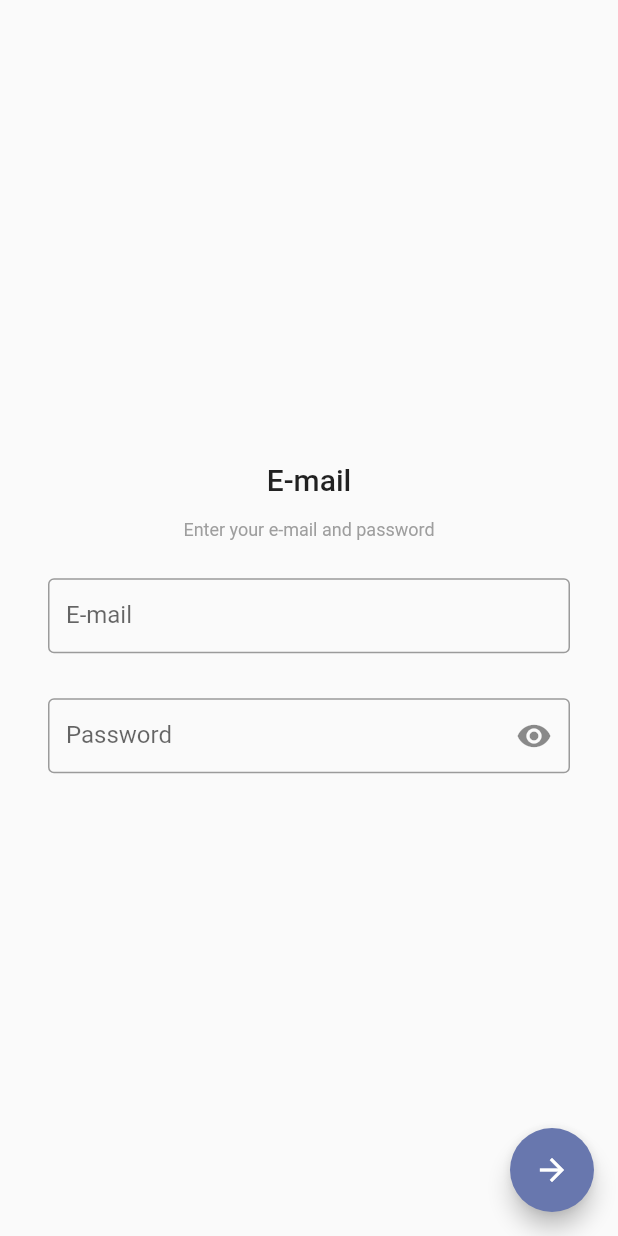
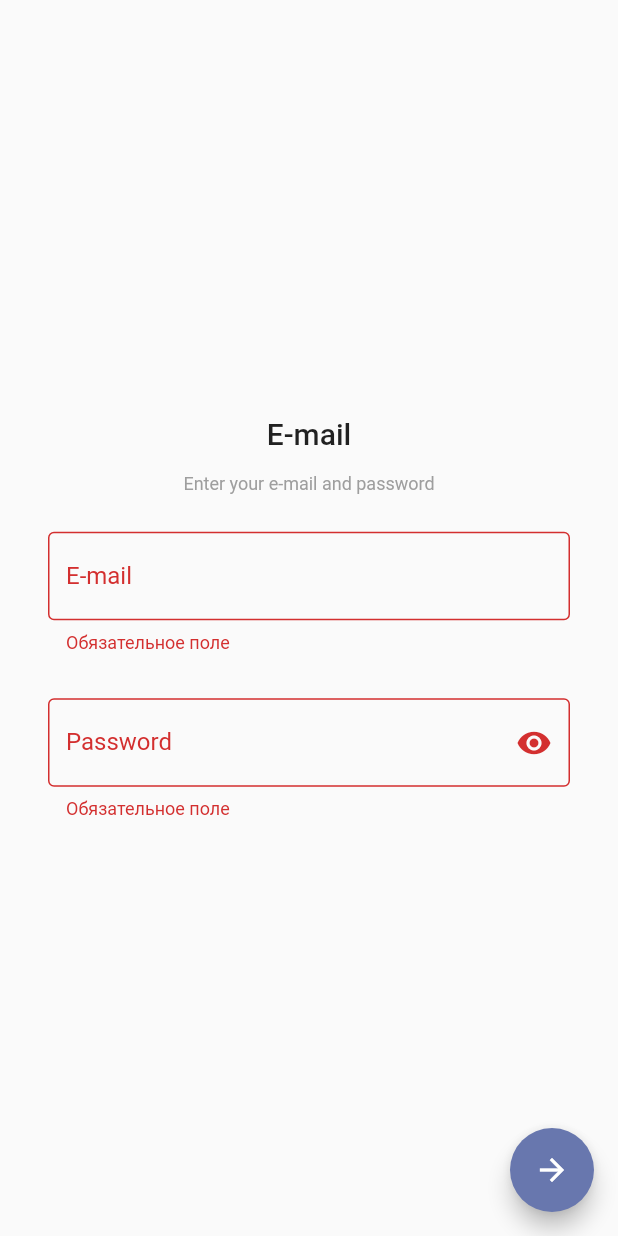
Before and after one commit to SakharovDN/TelegramCloneMobile, a Flutter app: the AuthView screen opened by its route, after a tap on the "arrow forward" icon, on a phone screen of 412 x 824 dp. Run offline on Flutter 3.47's test engine with Material 2 defaults, Android fonts, the phone set to English and light mode, and no system bars; our stand-ins replace email_validator, flutter_dotenv, shimmer_animation; generated files the repository leaves out were written again.

Commit message:
added auth service to mobile

```diff
--- /dev/null
+++ b/mobile_client/lib/domain/dto/sign_in_request_dto.dart
@@ -0,0 +1,15 @@
+import 'package:json_annotation/json_annotation.dart';
+
+part 'sign_in_request_dto.g.dart';
+
+@JsonSerializable()
+class SignInRequest {
+  final String email;
+  final String password;
+
+  const SignInRequest({required this.email, required this.password});
+
+  factory SignInRequest.fromJson(Map<String, dynamic> json) => _$SignInRequestFromJson(json);
+
+  Map<String, dynamic> toJson() => _$SignInRequestToJson(this);
+}
--- /dev/null
+++ b/mobile_client/lib/domain/exceptions/api_exception.dart
@@ -0,0 +1,6 @@
+enum ApiExceptionType { network, notVerified, notFound, wrongPassword, emailExists, validationError, other, tokenExpired }
+
+class ApiException implements Exception {
+  final ApiExceptionType type;
+  ApiException(this.type);
+}
--- /dev/null
+++ b/mobile_client/lib/domain/services/auth_service.dart
@@ -0,0 +1,41 @@
+import 'dart:convert';
+import 'dart:io';
+
+import 'package:flutter_dotenv/flutter_dotenv.dart';
+import 'package:http/http.dart';
+import 'package:telegram_clone/domain/dto/sign_in_request_dto.dart';
+import 'package:telegram_clone/domain/exceptions/api_exception.dart';
+
+class AuthService {
+  Future<String?> signIn(String email, String password) async {
+    try {
+      final url = Uri.parse('${dotenv.get('API_HOST')}/auth/signIn');
+      final response = await post(
+        url,
+        headers: {'content-type': 'application/json'},
+        body: jsonEncode(SignInRequest(email: email, password: password)),
+      );
+
+      switch (response.statusCode) {
+        case 403:
+          throw ApiException(ApiExceptionType.notVerified);
+        case 404:
+          throw ApiException(ApiExceptionType.notFound);
+        case 405:
+          throw ApiException(ApiExceptionType.wrongPassword);
+        case 422:
+        case 500:
+          throw ApiException(ApiExceptionType.other);
+      }
+
+      final json = jsonDecode(response.body);
+      return json['token'];
+    } on SocketException {
+      throw ApiException(ApiExceptionType.network);
+    } on ApiException {
+      rethrow;
+    } catch (_) {
+      throw ApiException(ApiExceptionType.other);
+    }
+  }
+}
--- a/mobile_client/lib/main.dart
+++ b/mobile_client/lib/main.dart
@@ -1,9 +1,12 @@
 import 'package:flutter/material.dart';
+import 'package:flutter_dotenv/flutter_dotenv.dart';
 import 'package:flutter_gen/gen_l10n/app_localizations.dart';
 import 'package:telegram_clone/ui/routes/app_router.dart';
 import 'package:telegram_clone/ui/widgets/views/welcome_view.dart';
 
-void main() {
+void main() async {
+  WidgetsFlutterBinding.ensureInitialized();
+  await dotenv.load();
   runApp(MyApp());
 }
 
--- a/mobile_client/lib/ui/routes/app_router.dart
+++ b/mobile_client/lib/ui/routes/app_router.dart
@@ -1,5 +1,7 @@
 import 'package:flutter/material.dart';
+import 'package:provider/provider.dart';
 import 'package:telegram_clone/ui/routes/fade_page_route.dart';
+import 'package:telegram_clone/ui/widgets/models/auth_model.dart';
 import 'package:telegram_clone/ui/widgets/views/auth_view.dart';
 import 'package:telegram_clone/ui/widgets/views/welcome_view.dart';
 
@@ -12,7 +14,7 @@ class AppRouter {
       case welcomeView:
         return MaterialPageRoute(builder: (context) => const WelcomeView());
       case authView:
-        return FadePageRoute(child: const AuthView());
+        return FadePageRoute(child: ChangeNotifierProvider<AuthModel>(create: AuthModel.create, child: const AuthView()));
       default:
         throw ('This route name does not exists');
     }
--- /dev/null
+++ b/mobile_client/lib/ui/widgets/main/app_text_field.dart
@@ -0,0 +1,86 @@
+import 'package:flutter/material.dart';
+import 'package:telegram_clone/ui/widgets/main/shake_widget.dart';
+
+class AppTextField extends StatefulWidget {
+  final GlobalKey? globalKey;
+  final String? labelText;
+  final String? errorText;
+  final TextEditingController? controller;
+  final bool obscureText;
+  final TextInputType? keyboardType;
+  final TextInputAction? textInputAction;
+
+  const AppTextField({
+    Key? key,
+    this.obscureText = false,
+    this.controller,
+    this.errorText,
+    this.keyboardType,
+    this.textInputAction,
+    this.labelText,
+    this.globalKey,
+  }) : super(key: key);
+
+  @override
+  AppTextFieldState createState() => AppTextFieldState();
+}
+
+class AppTextFieldState extends State<AppTextField> {
+  final _focusNode = FocusNode();
+
+  bool _textVisible = true;
+
+  void _changeTextVisibility() {
+    setState(() => _textVisible = !_textVisible);
+  }
+
+  @override
+  void initState() {
+    if (widget.obscureText) {
+      _textVisible = false;
+    }
+    _focusNode.addListener(() => setState(() {}));
+    super.initState();
+  }
+
+  @override
+  Widget build(BuildContext context) {
+    final theme = Theme.of(context);
+    return ShakeWidget(
+      key: widget.globalKey,
+      child: TextField(
+        controller: widget.controller,
+        keyboardType: widget.keyboardType,
+        textInputAction: widget.textInputAction,
+        focusNode: _focusNode,
+        style: const TextStyle(decoration: TextDecoration.none),
+        decoration: InputDecoration(
+          border: OutlineInputBorder(borderSide: widget.errorText != null ? BorderSide(color: theme.errorColor) : const BorderSide()),
+          focusedBorder: OutlineInputBorder(borderSide: BorderSide(color: widget.errorText != null ? theme.errorColor : theme.primaryColor)),
+          labelText: widget.labelText,
+          labelStyle: widget.errorText != null
+              ? theme.textTheme.titleMedium?.copyWith(color: theme.errorColor)
+              : _focusNode.hasFocus
+                  ? theme.textTheme.titleMedium?.copyWith(color: theme.primaryColor)
+                  : null,
+          errorText: widget.errorText,
+          errorMaxLines: 2,
+          suffixIcon: widget.obscureText
+              ? IconButton(
+                  icon: Icon(
+                    _textVisible ? Icons.visibility_off : Icons.visibility,
+                    color: widget.errorText != null
+                        ? theme.errorColor
+                        : _focusNode.hasFocus
+                            ? theme.primaryColor
+                            : null,
+                  ),
+                  splashColor: Colors.transparent,
+                  onPressed: _changeTextVisibility)
+              : null,
+        ),
+        obscureText: widget.obscureText ? !_textVisible : false,
+      ),
+    );
+  }
+}
--- /dev/null
+++ b/mobile_client/lib/ui/widgets/main/shake_widget.dart
@@ -0,0 +1,83 @@
+import 'dart:math';
+
+import 'package:flutter/material.dart';
+import 'package:flutter/services.dart';
+
+class ShakeWidget extends StatefulWidget {
+  const ShakeWidget({
+    Key? key,
+    required this.child,
+    this.shakeOffset = 3,
+    this.shakeCount = 1,
+    this.shakeDuration = const Duration(milliseconds: 200),
+  }) : super(key: key);
+  final Widget child;
+  final double shakeOffset;
+  final int shakeCount;
+  final Duration shakeDuration;
+
+  @override
+  ShakeWidgetState createState() => ShakeWidgetState();
+}
+
+class ShakeWidgetState extends State<ShakeWidget> with SingleTickerProviderStateMixin {
+  ShakeWidgetState() : super();
+  late AnimationController animationController;
+  late Animation<double> _sineAnimation;
+
+  void shake() {
+    animationController.forward();
+    HapticFeedback.lightImpact();
+  }
+
+  @override
+  void initState() {
+    super.initState();
+    animationController = AnimationController(vsync: this, duration: widget.shakeDuration);
+    animationController.addStatusListener(_updateStatus);
+    _sineAnimation = Tween(
+      begin: 0.0,
+      end: 1.0,
+    ).animate(CurvedAnimation(
+      parent: animationController,
+      curve: SineCurve(count: widget.shakeCount.toDouble()),
+    ));
+  }
+
+  @override
+  void dispose() {
+    animationController.removeStatusListener(_updateStatus);
+    animationController.dispose();
+    super.dispose();
+  }
+
+  @override
+  Widget build(BuildContext context) {
+    return AnimatedBuilder(
+      animation: _sineAnimation,
+      child: widget.child,
+      builder: (context, child) {
+        return Transform.translate(
+          offset: Offset(_sineAnimation.value * widget.shakeOffset, 0),
+          child: child,
+        );
+      },
+    );
+  }
+
+  void _updateStatus(AnimationStatus status) {
+    if (status == AnimationStatus.completed) {
+      animationController.reset();
+    }
+  }
+}
+
+class SineCurve extends Curve {
+  const SineCurve({this.count = 3});
+  final double count;
+
+  @override
+  double transformInternal(double t) {
+    return sin(count * 2 * pi * t);
+  }
+}
--- /dev/null
+++ b/mobile_client/lib/ui/widgets/models/auth_model.dart
@@ -0,0 +1,103 @@
+import 'package:email_validator/email_validator.dart';
+import 'package:flutter/cupertino.dart';
+import 'package:telegram_clone/domain/exceptions/api_exception.dart';
+import 'package:telegram_clone/domain/services/auth_service.dart';
+import 'package:telegram_clone/ui/routes/app_router.dart';
+import 'package:telegram_clone/ui/widgets/main/shake_widget.dart';
+
+class AuthModel extends ChangeNotifier {
+  BuildContext context;
+  final _authService = AuthService();
+
+  final emailController = TextEditingController();
+  final emailKey = GlobalKey<ShakeWidgetState>();
+  String? _emailError;
+  String? get emailError => _emailError;
+
+  final passwordController = TextEditingController();
+  final passwordKey = GlobalKey<ShakeWidgetState>();
+  String? _passwordError;
+  String? get passwordError => _passwordError;
+
+  bool _isAuthInProgress = false;
+  bool get canStartAuth => !_isAuthInProgress;
+  bool get isAuthInProgress => _isAuthInProgress;
+
+  AuthModel({required this.context}) : super();
+
+  factory AuthModel.create(BuildContext context) => AuthModel(context: context);
+
+  Future<void> signIn() async {
+    if (!_fieldsAreFilled()) {
+      return;
+    }
+
+    _emailError = null;
+    _passwordError = null;
+    _isAuthInProgress = true;
+    notifyListeners();
+    final email = emailController.text.trim();
+    final password = passwordController.text.trim();
+    try {
+      final token = await _authService.signIn(email, password);
+    } on ApiException catch (ex) {
+      switch (ex.type) {
+        case ApiExceptionType.network:
+          _emailError = 'Потеряно интернет-соединие';
+          break;
+        case ApiExceptionType.notVerified:
+          // TODO: send email
+          break;
+        case ApiExceptionType.notFound:
+          // TODO: change route to sign up
+          Navigator.of(context).pushReplacementNamed(
+            AppRouter.welcomeView,
+            arguments: {
+              'email': email,
+              'password': password,
+            },
+          );
+          return;
+        case ApiExceptionType.wrongPassword:
+          _passwordError = 'Неверный пароль';
+          passwordKey.currentState?.shake();
+          break;
+        case ApiExceptionType.validationError:
+        case ApiExceptionType.other:
+          _emailError = 'Упс.. что-то пошло не так. Попробуйте ещё раз.';
+          break;
+        default:
+          break;
+      }
+    }
+    _isAuthInProgress = false;
+    notifyListeners();
+  }
+
+  bool _fieldsAreFilled() {
+    final email = emailController.text.trim();
+    final password = passwordController.text.trim();
+
+    if (email.isEmpty) {
+      _emailError = 'Обязательное поле';
+      emailKey.currentState?.shake();
+    } else if (!EmailValidator.validate(email)) {
+      _emailError = 'Введите корректный e-mail';
+      emailKey.currentState?.shake();
+    } else {
+      _emailError = null;
+    }
+
+    if (password.isEmpty) {
+      _passwordError = 'Обязательное поле';
+      passwordKey.currentState?.shake();
+    } else if (password.length < 8) {
+      _passwordError = 'Длина пароля должна быть не менее 8 символов';
+      passwordKey.currentState?.shake();
+    } else {
+      _passwordError = null;
+    }
+    notifyListeners();
+    return _emailError == null && _passwordError == null;
+  }
+}
--- a/mobile_client/lib/ui/widgets/views/auth_view.dart
+++ b/mobile_client/lib/ui/widgets/views/auth_view.dart
@@ -1,5 +1,8 @@
 import 'package:flutter/material.dart';
 import 'package:flutter_gen/gen_l10n/app_localizations.dart';
+import 'package:provider/provider.dart';
+import 'package:telegram_clone/ui/widgets/main/app_text_field.dart';
+import 'package:telegram_clone/ui/widgets/models/auth_model.dart';
 
 class AuthView extends StatefulWidget {
   const AuthView({Key? key}) : super(key: key);
@@ -9,14 +12,13 @@ class AuthView extends StatefulWidget {
 }
 
 class AuthViewState extends State<AuthView> {
-  final _emailController = TextEditingController();
-  final _passwordController = TextEditingController();
-  bool _passwordVisible = false;
   final _emailFocusNode = FocusNode();
   final _passwordFocusNode = FocusNode();
 
-  void _changeTextVisibility() {
-    setState(() => _passwordVisible = !_passwordVisible);
+  void _signIn(bool canStartAuth) {
+    if (canStartAuth) {
+      context.read<AuthModel>().signIn();
+    }
   }
 
   @override
@@ -29,6 +31,13 @@ class AuthViewState extends State<AuthView> {
   @override
   Widget build(BuildContext context) {
     final theme = Theme.of(context);
+    final emailError = context.watch<AuthModel>().emailError;
+    final emailKey = context.watch<AuthModel>().emailKey;
+    final passwordError = context.watch<AuthModel>().passwordError;
+    final passwordKey = context.watch<AuthModel>().passwordKey;
+    final isAuthInProgress = context.watch<AuthModel>().isAuthInProgress;
+    final canStartAuth = context.watch<AuthModel>().canStartAuth;
+
     return Scaffold(
       body: Center(
         child: Padding(
@@ -48,44 +57,21 @@ class AuthViewState extends State<AuthView> {
                 style: theme.textTheme.bodySmall?.copyWith(color: Colors.grey),
               ),
               const SizedBox(height: 25),
-              SizedBox(
-                height: 50,
-                child: TextField(
-                  controller: _emailController,
-                  keyboardType: TextInputType.emailAddress,
-                  textInputAction: TextInputAction.next,
-                  enableSuggestions: false,
-                  focusNode: _emailFocusNode,
-                  style: const TextStyle(decoration: TextDecoration.none),
-                  decoration: InputDecoration(
-                    border: const OutlineInputBorder(),
-                    focusedBorder: OutlineInputBorder(borderSide: BorderSide(color: theme.primaryColor)),
-                    labelText: 'E-mail',
-                    labelStyle: _emailFocusNode.hasFocus ? theme.textTheme.titleMedium?.copyWith(color: theme.primaryColor) : null,
-                  ),
-                ),
+              AppTextField(
+                globalKey: emailKey,
+                controller: context.read<AuthModel>().emailController,
+                keyboardType: TextInputType.emailAddress,
+                textInputAction: TextInputAction.next,
+                labelText: 'E-mail',
+                errorText: emailError,
               ),
               const SizedBox(height: 30),
-              SizedBox(
-                height: 50,
-                child: TextField(
-                  controller: _passwordController,
-                  focusNode: _passwordFocusNode,
-                  obscureText: !_passwordVisible,
-                  decoration: InputDecoration(
-                    border: const OutlineInputBorder(),
-                    focusedBorder: OutlineInputBorder(borderSide: BorderSide(color: theme.primaryColor)),
-                    labelText: AppLocalizations.of(context)!.password,
-                    labelStyle: _passwordFocusNode.hasFocus ? theme.textTheme.titleMedium?.copyWith(color: theme.primaryColor) : null,
-                    suffixIcon: IconButton(
-                        icon: Icon(
-                          _passwordVisible ? Icons.visibility_off : Icons.visibility,
-                          color: _passwordFocusNode.hasFocus ? theme.primaryColor : null,
-                        ),
-                        splashColor: Colors.transparent,
-                        onPressed: _changeTextVisibility),
-                  ),
-                ),
+              AppTextField(
+                globalKey: passwordKey,
+                controller: context.read<AuthModel>().passwordController,
+                obscureText: true,
+                labelText: AppLocalizations.of(context)!.password,
+                errorText: passwordError,
               ),
             ],
           ),
@@ -93,8 +79,8 @@ class AuthViewState extends State<AuthView> {
       ),
       floatingActionButton: FloatingActionButton(
         backgroundColor: theme.primaryColor,
-        child: const Icon(Icons.arrow_forward),
-        onPressed: () {},
+        onPressed: () => _signIn(canStartAuth),
+        child: isAuthInProgress ? CircularProgressIndicator(color: theme.colorScheme.onPrimary) : const Icon(Icons.arrow_forward),
       ),
     );
   }
```
Also changed, not shown: mobile_client/analysis_options.yaml (+7 -0 lines), mobile_client/pubspec.yaml (+7 -1 lines), mobile_client/lib/domain/dto/sign_in_request_dto.g.dart (added), mobile_client/pubspec.lock, 1 other file.
